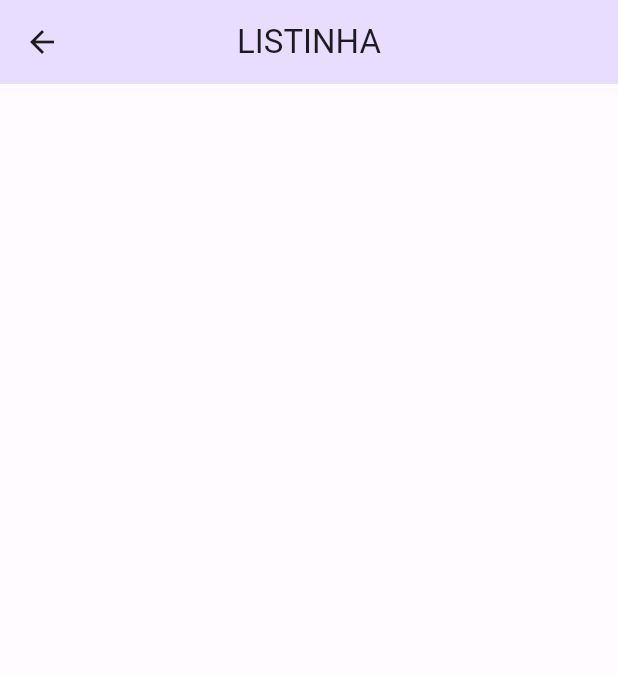
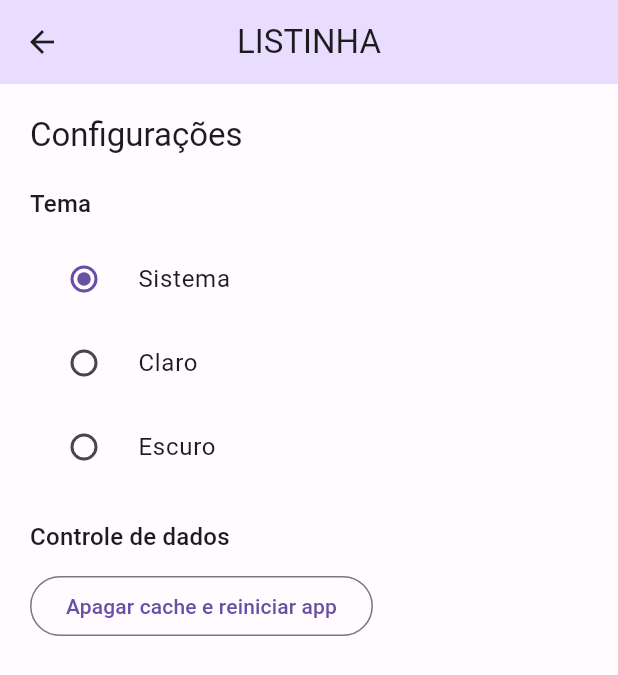
Before and after one commit to Mathvdias/listinha, a Flutter app: the ConfigurationPage screen opened by its route, on a phone screen of 412 x 824 dp. Shown: the top 675 px of the screen. Run offline on Flutter 3.47's test engine with Material 2 defaults, Android fonts, the phone set to English and light mode, and no system bars; our stand-ins replace flutter_modular, realm; generated files the repository leaves out were written again.

```diff
--- a/app/lib/src/app_widget.dart
+++ b/app/lib/src/app_widget.dart
@@ -1,5 +1,6 @@
 import 'package:flutter/material.dart';
 import 'package:flutter_modular/flutter_modular.dart';
+import 'package:listinha/src/shared/stores/app_store.dart';
 
 import 'shared/themes/themes.dart';
 
@@ -9,10 +10,13 @@ class AppWidget extends StatelessWidget {
   @override
   Widget build(BuildContext context) {
     Modular.setInitialRoute('/home/');
+    final appStore = context.watch<AppStore>(
+      (store) => store.themeMode,
+    );
     return MaterialApp.router(
       title: 'Flutter Demo',
       debugShowCheckedModeBanner: false,
-      themeMode: ThemeMode.light,
+      themeMode: appStore.themeMode.value,
       darkTheme: darkTheme,
       theme: lightTheme,
       routerDelegate: Modular.routerDelegate,
--- a/app/lib/src/configuration/configuration_page.dart
+++ b/app/lib/src/configuration/configuration_page.dart
@@ -1,4 +1,7 @@
 import 'package:flutter/material.dart';
+import 'package:flutter_modular/flutter_modular.dart';
+
+import '../shared/stores/app_store.dart';
 
 class ConfigurationPage extends StatefulWidget {
   const ConfigurationPage({super.key});
@@ -10,10 +13,61 @@ class ConfigurationPage extends StatefulWidget {
 class _ConfigurationPageState extends State<ConfigurationPage> {
   @override
   Widget build(BuildContext context) {
+    final appStore = context.watch<AppStore>(
+      (store) => store.themeMode,
+    );
     return Scaffold(
       appBar: AppBar(
         title: const Text('LISTINHA'),
       ),
+      body: Padding(
+        padding: const EdgeInsets.fromLTRB(20, 20, 20, 0),
+        child: Column(
+          crossAxisAlignment: CrossAxisAlignment.start,
+          children: [
+            Text(
+              'Configurações',
+              style: Theme.of(context).textTheme.titleLarge,
+            ),
+            const SizedBox(height: 20),
+            Text(
+              'Tema',
+              style: Theme.of(context).textTheme.titleMedium,
+            ),
+            const SizedBox(height: 10),
+            RadioListTile<ThemeMode>(
+              value: ThemeMode.system,
+              groupValue: appStore.themeMode.value,
+              title: const Text('Sistema'),
+              onChanged: appStore.changeThemeMode,
+            ),
+            RadioListTile<ThemeMode>(
+              value: ThemeMode.light,
+              groupValue: appStore.themeMode.value,
+              title: const Text('Claro'),
+              onChanged: appStore.changeThemeMode,
+            ),
+            RadioListTile<ThemeMode>(
+              value: ThemeMode.dark,
+              groupValue: appStore.themeMode.value,
+              title: const Text('Escuro'),
+              onChanged: appStore.changeThemeMode,
+            ),
+            const SizedBox(height: 20),
+            Text(
+              'Controle de dados',
+              style: Theme.of(context).textTheme.titleMedium,
+            ),
+            const SizedBox(height: 10),
+            OutlinedButton(
+              onPressed: () {},
+              child: const Text(
+                'Apagar cache e reiniciar app',
+              ),
+            )
+          ],
+        ),
+      ),
     );
   }
 }
--- a/app/lib/src/home/home_page.dart
+++ b/app/lib/src/home/home_page.dart
@@ -48,7 +48,7 @@ class _HomePageState extends State<HomePage> {
                     label: Text('Desativadas'),
                   ),
                 ],
-                selected: const {0},
+                selected: const {1},
                 onSelectionChanged: (values) {},
               ),
             ),
--- /dev/null
+++ b/app/lib/src/shared/stores/app_store.dart
@@ -0,0 +1,25 @@
+import 'package:flutter/material.dart';
+
+class AppStore {
+  final themeMode = ValueNotifier(ThemeMode.system);
+  final syncDate = ValueNotifier<DateTime?>(null);
+  AppStore();
+  void save() {
+    // TODO: salvar os dados na base local
+  }
+  void init() {
+    // TODO: salvar os dados na base local
+  }
+
+  void changeThemeMode(ThemeMode? mode) {
+    if (mode != null) {
+      themeMode.value = mode;
+      save();
+    }
+  }
+
+  void setSyncDate(DateTime date) {
+    syncDate.value = date;
+    save();
+  }
+}
--- a/app/pubspec.yaml
+++ b/app/pubspec.yaml
@@ -39,6 +39,7 @@ dependencies:
   result_dart: ^1.0.5
   flutter_modular: ^5.0.3
   realm: ^1.0.0
+  intl: ^0.18.0
 
 dev_dependencies:
   flutter_test:
```
Also changed, not shown: app/lib/src/app_module.dart (+8 -2 lines), app/lib/src/home/widgets/custom_drawer.dart (+19 -3 lines), app/lib/src/shared/services/realm/models/configuration_model.dart (added, +10 -0 lines), app/lib/src/shared/services/realm/realm_config.dart (added, +12 -0 lines), app/lib/src/shared/services/realm/models/configuration_model.g.dart (added), app/pubspec.lock.
